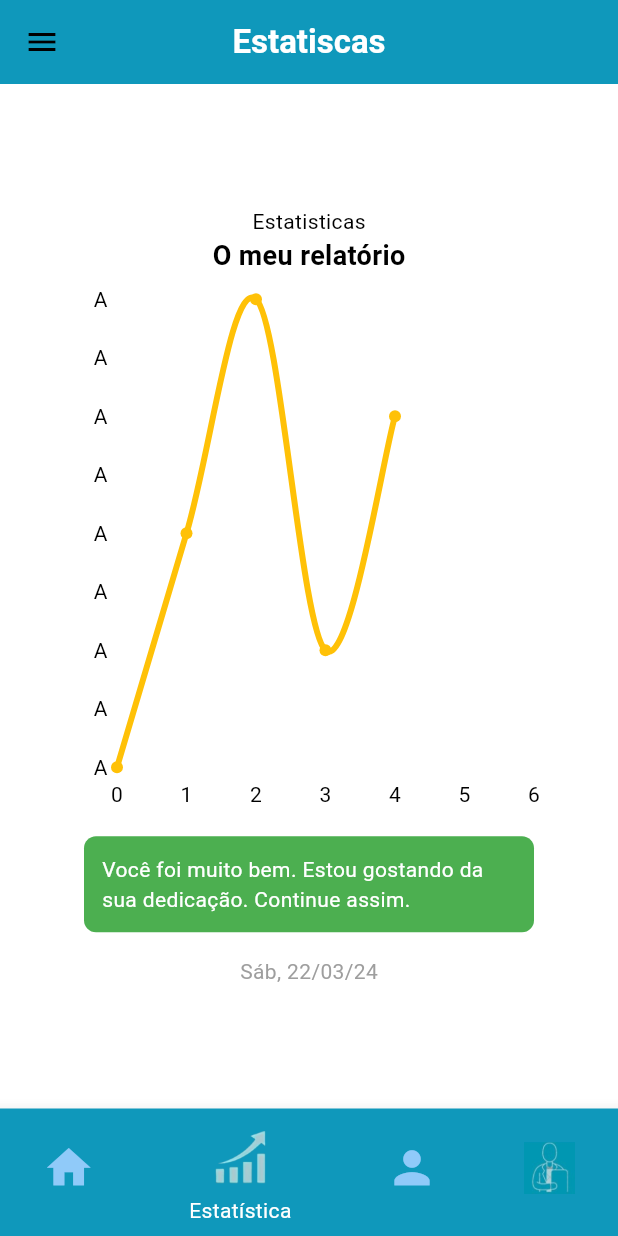
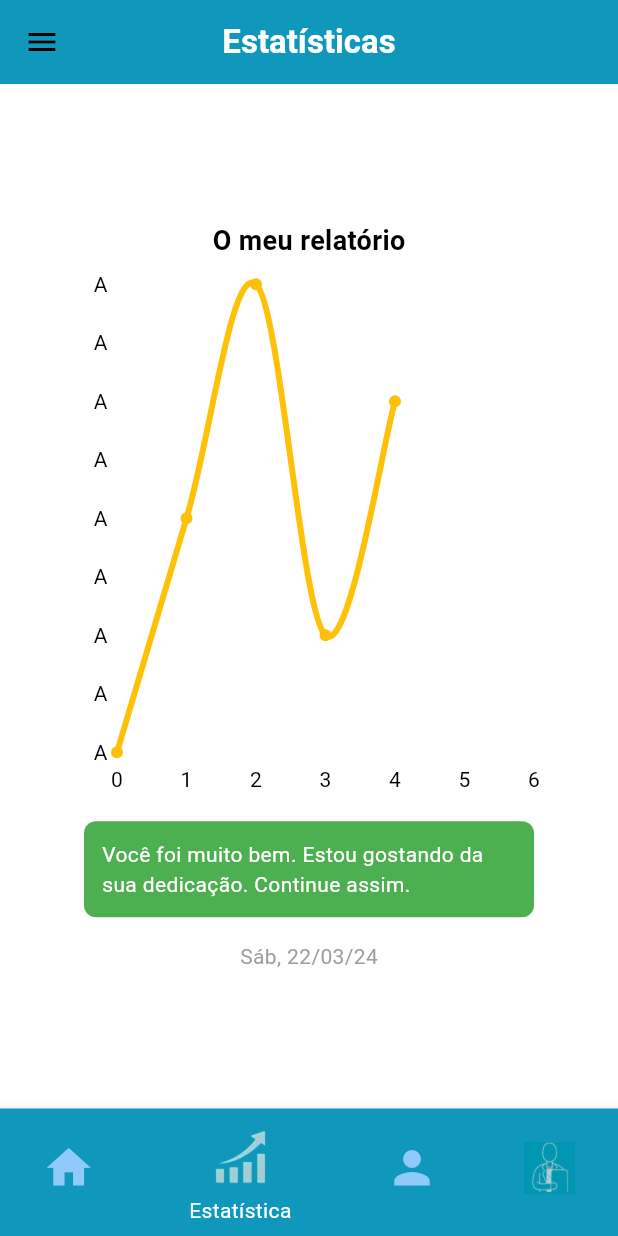
Before and after one commit to NeltonMenata/stop_depression, a Flutter app: the HomePage screen opened by its route, item 2 of the bottom bar chosen, on a phone screen of 412 x 824 dp. Run offline on Flutter 3.47's test engine with Material 3 defaults, Android fonts, the phone set to English and light mode, and no system bars; drawn by our look-alikes of fl_chart; our stand-ins replace flutter_animate, video_player.

Commit message:
last changes

```diff
--- a/lib/layers/presenter/ui/home/home_page.dart
+++ b/lib/layers/presenter/ui/home/home_page.dart
@@ -25,7 +25,7 @@ class _HomePageState extends State<HomePage> with TickerProviderStateMixin {
   int index = 0;
   List<String> titles = [
     'Inicio',
-    'Estatiscas',
+    'Estatísticas',
     'Perfil',
     'Psicólogo',
   ];
--- a/lib/layers/presenter/ui/statistcs/statistcs_view.dart
+++ b/lib/layers/presenter/ui/statistcs/statistcs_view.dart
@@ -16,7 +16,7 @@ class _StatistcsViewState extends State<StatistcsView> {
       mainAxisSize: MainAxisSize.min,
       mainAxisAlignment: MainAxisAlignment.center,
       children: [
-        Text("Estatisticas"),
+        //Text("Estatisticas"),
         SizedBox(
             width: 300,
             height: 500,
--- a/pubspec.yaml
+++ b/pubspec.yaml
@@ -74,6 +74,11 @@ flutter:
     - assets/icon/
     - assets/videos/
 
+fonts:
+  - family: Meridian
+    fonts:
+      - assets: assets/fonts/Meridian.ttf
+
 
   # An image asset can refer to one or more resolution-specific "variants", see
   # https://flutter.dev/assets-and-images/#resolution-aware
```
Also changed, not shown: assets/fonts/Meridian.ttf (added), 1 other file.
